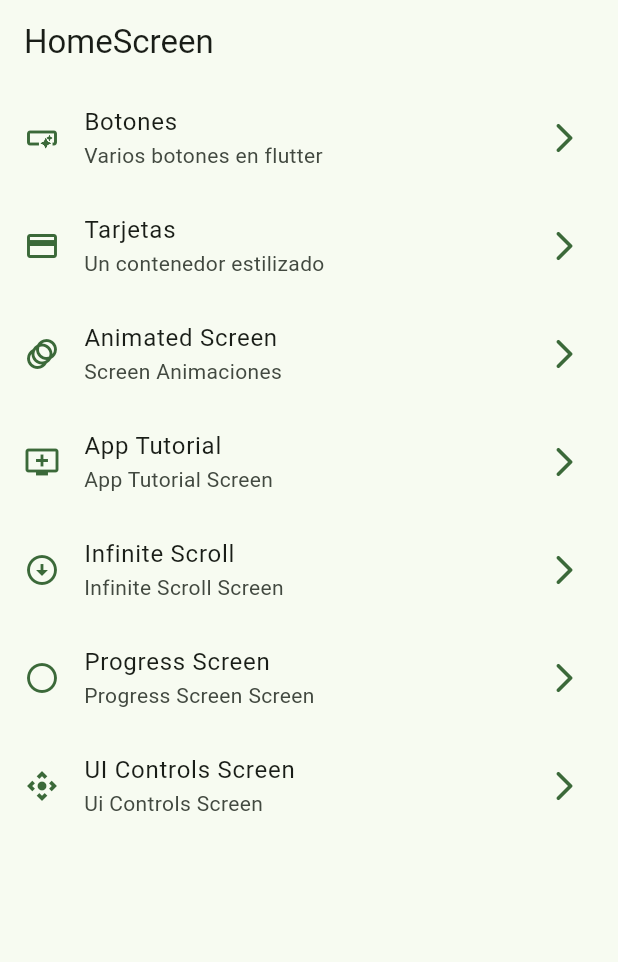
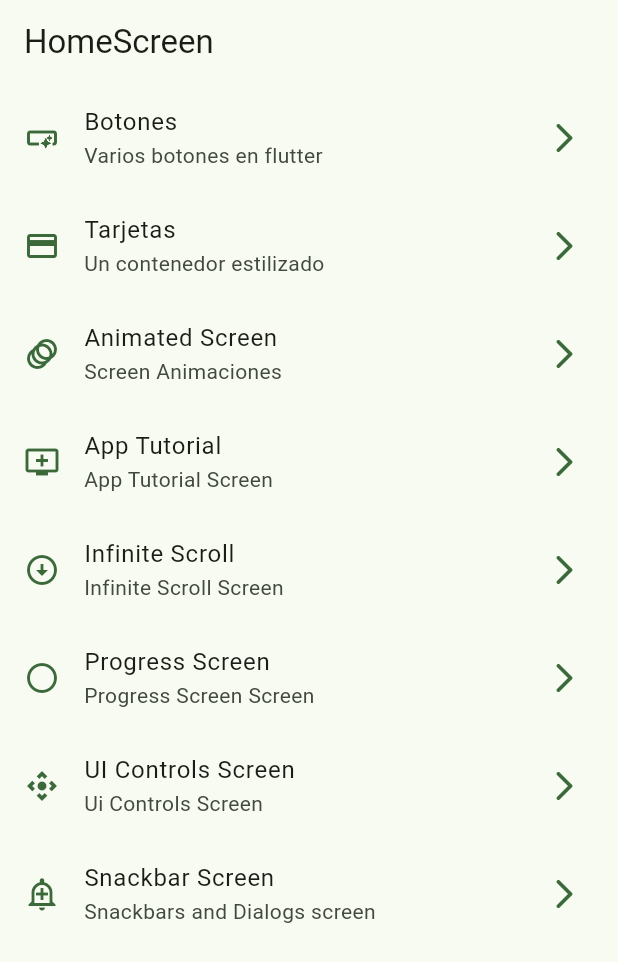
Before and after one commit to mikeonoff09/widgets-app, a Flutter app: the screen it shows after launch, on a phone screen of 412 x 824 dp. Shown: the top 962 px of the screen. Run offline on Flutter 3.47's test engine with Material 2 defaults, Android fonts, the phone set to English and light mode, and no system bars; our stand-ins replace go_router.

Commit message:
some screen and routes refactor

```diff
--- a/lib/config/menu/menu_items.dart
+++ b/lib/config/menu/menu_items.dart
@@ -57,5 +57,10 @@ const appMenuItems = <MenuItem>[
     link: '/ui_controls',
     icon: Icons.control_camera,
   ),
-
+  MenuItem(
+    title: "Snackbar Screen",
+    subtitle: 'Snackbars and Dialogs screen',
+    link: '/snackbars',
+    icon: Icons.add_alert_outlined,
+  ),
 ];
--- a/lib/config/router/app_router.dart
+++ b/lib/config/router/app_router.dart
@@ -2,52 +2,64 @@ import 'package:go_router/go_router.dart';
 import 'package:widgets_app/presentation/screens/screens.dart';
 
 final appRouter = GoRouter(
-  initialLocation: '/',
+  initialLocation: AppRoutes.home,
   routes: [
     GoRoute(
-      path: '/',
+      path: AppRoutes.home,
       name: HomeScreen.name,
       builder: (context, state) => const HomeScreen(),
     ),
     GoRoute(
-      path: '/cards',
+      path: AppRoutes.cards,
       name: CardsScreen.name,
       builder: (context, state) => const CardsScreen(),
     ),
     GoRoute(
-      path: '/buttons',
+      path: AppRoutes.buttons,
       name: ButtonsScreen.name,
       builder: (context, state) => const ButtonsScreen(),
     ),
     GoRoute(
-      path: '/app_tutorial',
+      path: AppRoutes.appTutorial,
       name: AppTutorialScreen.name,
       builder: (context, state) => const AppTutorialScreen(),
     ),
     GoRoute(
-      path: '/animated',
+      path: AppRoutes.animated,
       name: AnimatedScreen.name,
       builder: (context, state) => const AnimatedScreen(),
     ),
     GoRoute(
-      path: '/infinite_scroll',
+      path: AppRoutes.infiniteScroll,
       name: InfiniteScrollScreen.name,
       builder: (context, state) => const InfiniteScrollScreen(),
     ),
     GoRoute(
-      path: '/progress',
+      path: AppRoutes.progress,
       name: ProgressScreen.name,
       builder: (context, state) => const ProgressScreen(),
     ),
     GoRoute(
-      path: '/snack_bar',
+      path: AppRoutes.snackbars,
       name: SnackbarScreen.name,
       builder: (context, state) => const SnackbarScreen(),
     ),
     GoRoute(
-      path: '/ui_controls',
+      path: AppRoutes.uiControls,
       name: UiControlsScreen.name,
       builder: (context, state) => const UiControlsScreen(),
     ),
   ],
 );
+
+class AppRoutes {
+  static const String home = '/home';
+  static const String cards = '/cards';
+  static const String buttons = '/buttons';
+  static const String appTutorial = '/app_tutorial';
+  static const String animated = '/animated';
+  static const String infiniteScroll = '/infinite_scroll';
+  static const String progress = '/progress';
+  static const String snackbars = '/snackbars';
+  static const String uiControls = '/ui_controls';
+}
--- a/lib/presentation/screens/animated/animated_screen.dart
+++ b/lib/presentation/screens/animated/animated_screen.dart
@@ -1,7 +1,8 @@
 import 'package:flutter/material.dart';
+import 'package:widgets_app/config/router/app_router.dart';
 
 class AnimatedScreen extends StatelessWidget {
-  static const String name = 'animated_screen';
+  static const String name = AppRoutes.animated;
 
   const AnimatedScreen({super.key});
 
--- a/lib/presentation/screens/app_tutorial/app_tutorial_screen.dart
+++ b/lib/presentation/screens/app_tutorial/app_tutorial_screen.dart
@@ -1,7 +1,8 @@
 import 'package:flutter/material.dart';
+import 'package:widgets_app/config/router/app_router.dart';
 
 class AppTutorialScreen extends StatelessWidget {
-  static const String name = 'app_tutorial_screen';
+  static const String name = AppRoutes.appTutorial;
 
   const AppTutorialScreen({super.key});
 
--- a/lib/presentation/screens/buttons/buttons_screen.dart
+++ b/lib/presentation/screens/buttons/buttons_screen.dart
@@ -1,8 +1,9 @@
 import 'package:flutter/material.dart';
 import 'package:go_router/go_router.dart';
+import 'package:widgets_app/config/router/app_router.dart';
 
 class ButtonsScreen extends StatelessWidget {
-  static const String name = 'buttons_screen';
+  static const String name = AppRoutes.buttons;
   const ButtonsScreen({super.key});
 
   @override
--- a/lib/presentation/screens/cards/cards_screen.dart
+++ b/lib/presentation/screens/cards/cards_screen.dart
@@ -1,6 +1,7 @@
 import 'dart:math';
 
 import 'package:flutter/material.dart';
+import 'package:widgets_app/config/router/app_router.dart';
 
 const cards = <Map<String, dynamic>>[
   {'elevation': 0.0, 'label': 'Elevation 0.0'},
@@ -12,7 +13,7 @@ const cards = <Map<String, dynamic>>[
 ];
 
 class CardsScreen extends StatelessWidget {
-  static const String name = 'cards_screen';
+  static const String name = AppRoutes.cards;
   const CardsScreen({super.key});
 
   @override
--- a/lib/presentation/screens/home/home_screen.dart
+++ b/lib/presentation/screens/home/home_screen.dart
@@ -2,10 +2,11 @@ import 'package:flutter/material.dart';
 import 'package:go_router/go_router.dart';
 // import 'package:go_router/go_router.dart';
 import 'package:widgets_app/config/menu/menu_items.dart';
+import 'package:widgets_app/config/router/app_router.dart';
 // import 'package:widgets_app/presentation/screens/cards/cards_screen.dart';
 
 class HomeScreen extends StatelessWidget {
-  static const String name = 'home_screen';
+  static const String name = AppRoutes.home;
   const HomeScreen({super.key});
 
   @override
--- a/lib/presentation/screens/infinite_scroll/infinite_scroll_screen.dart
+++ b/lib/presentation/screens/infinite_scroll/infinite_scroll_screen.dart
@@ -1,7 +1,8 @@
 import 'package:flutter/material.dart';
+import 'package:widgets_app/config/router/app_router.dart';
 
 class InfiniteScrollScreen extends StatelessWidget {
-  static const String name = 'infinite_scroll_screen';
+  static const String name = AppRoutes.infiniteScroll;
 
   const InfiniteScrollScreen({super.key});
 
--- a/lib/presentation/screens/ui_controls/ui_controls_screen.dart
+++ b/lib/presentation/screens/ui_controls/ui_controls_screen.dart
@@ -1,7 +1,8 @@
 import 'package:flutter/material.dart';
+import 'package:widgets_app/config/router/app_router.dart';
 
 class UiControlsScreen extends StatelessWidget {
-  static const String name = 'ui_controls_screen';
+  static const String name = AppRoutes.uiControls;
 
   const UiControlsScreen({super.key});
 
```
Also changed, not shown: lib/presentation/screens/progress/progress_screen.dart (+70 -2 lines), lib/presentation/screens/snackbar/snackbar_screen.dart (+38 -2 lines).
